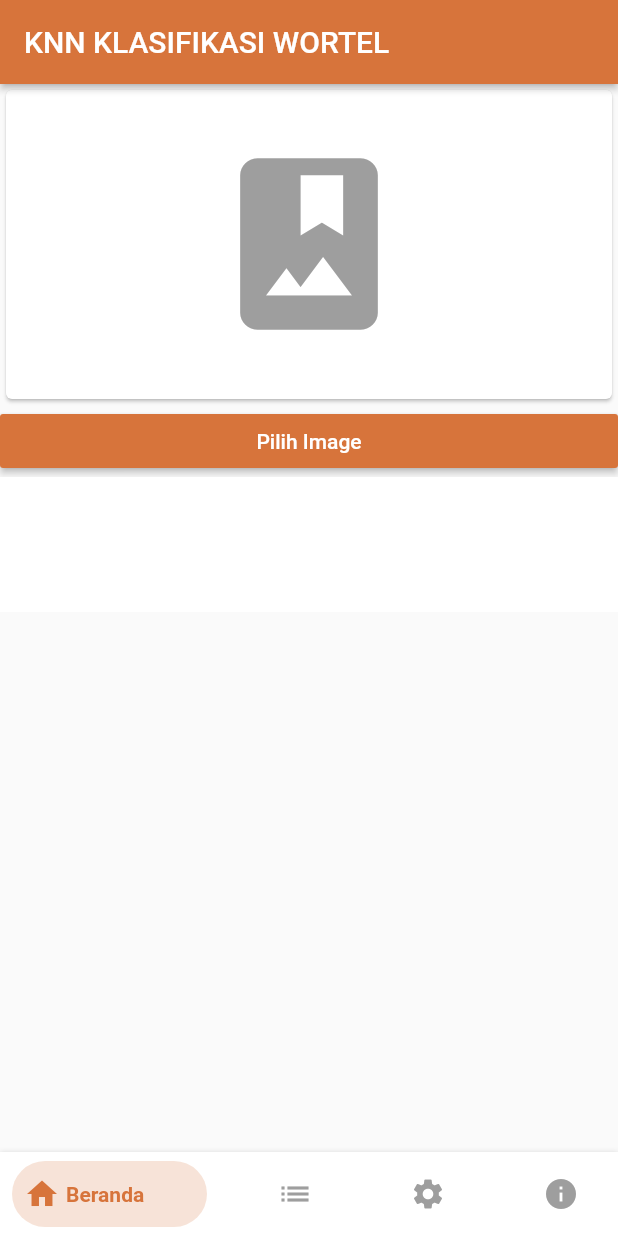
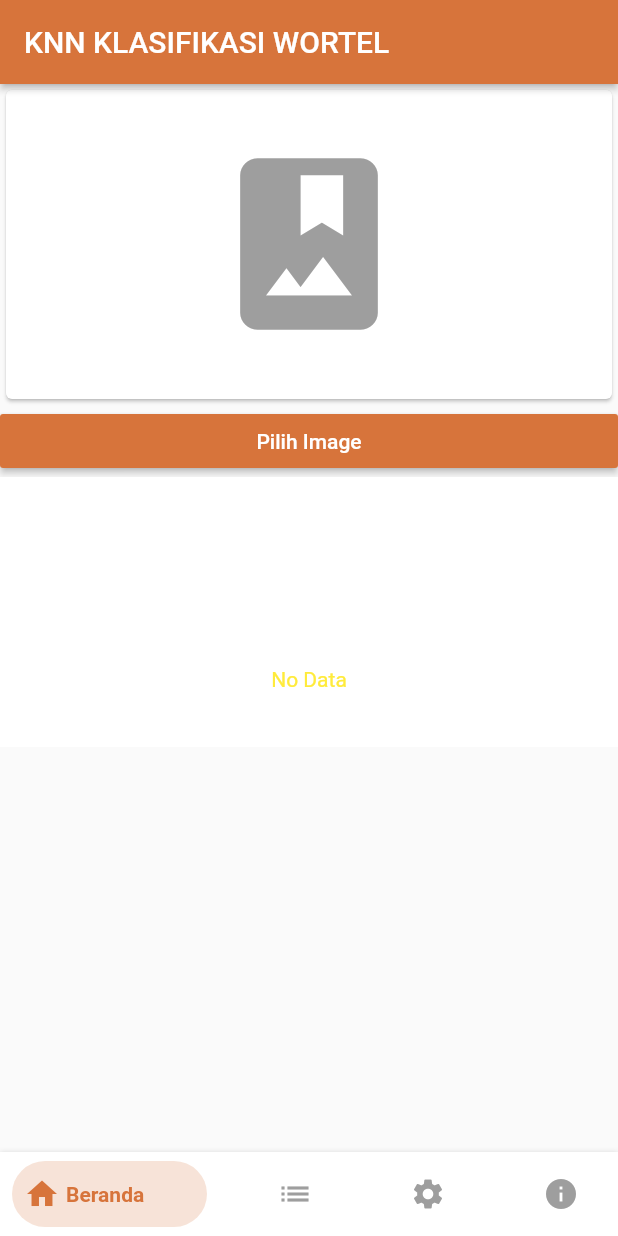
Before and after one commit to dhohirpradana/knn_wortel, a Flutter app: the screen it shows after launch, on a phone screen of 412 x 824 dp. Run offline on Flutter 3.47's test engine with Material 2 defaults, Android fonts, the light colour scheme and no system bars; drawn by our look-alikes of bottom_navy_bar; our stand-ins replace get, get_storage, image_cropper, image_picker, palette_generator.

Commit message:
fix color

```diff
--- a/lib/getx/knn.dart
+++ b/lib/getx/knn.dart
@@ -5,9 +5,10 @@ import 'package:get/get.dart';
 import 'package:get_storage/get_storage.dart';
 import 'package:knn_wortel/data/data_training.dart';
 import 'package:palette_generator/palette_generator.dart';
+import 'knn_kualitas.dart';
 
 class KNNController extends GetxController {
-  // final knnKualitasController = Get.put(KNNKualitasController());
+  final knnKualitasController = Get.put(KNNKualitasController());
   final box = GetStorage();
   List knn = [];
   void hitungKNN(PaletteGenerator paletteGenerator) {
@@ -40,7 +41,7 @@ class KNNController extends GetxController {
     knn = edList;
     update();
     Navigator.of(Get.overlayContext!).pop();
-    // knnKualitasController.getKualitas(edList);
+    knnKualitasController.getKualitas(edList);
     box.write('knn', knn);
   }
 
--- a/lib/pages/home_page.dart
+++ b/lib/pages/home_page.dart
@@ -228,12 +228,35 @@ class HomePage extends StatelessWidget {
             builder: (_) => Container(
               height: 90,
               color: (paletteController.paletteGenerator != null)
+                  ? (paletteController.paletteGenerator!.dominantColor != null)
+                      ? paletteController.paletteGenerator!.dominantColor!.color
+                      : paletteController
+                          .paletteGenerator!.darkVibrantColor!.color
+                  : Colors.white,
+            ),
+          ),
+          GetBuilder<PaletteController>(
+            builder: (_) => Container(
+              height: 90,
+              color: (paletteController.paletteGenerator != null)
                   ? (paletteController.paletteGenerator!.darkMutedColor != null)
                       ? paletteController
                           .paletteGenerator!.darkMutedColor!.color
                       : paletteController
                           .paletteGenerator!.darkVibrantColor!.color
                   : Colors.white,
+              child: Center(
+                  child: Text(
+                (paletteController.paletteGenerator != null)
+                    ? (paletteController.paletteGenerator!.darkMutedColor !=
+                            null)
+                        ? paletteController
+                            .paletteGenerator!.darkMutedColor!.population
+                            .toString()
+                        : '0'
+                    : 'No Data',
+                style: const TextStyle(color: Colors.yellow),
+              )),
             ),
           )
         ],
```
Also changed, not shown: lib/data/data_training.dart (+12 -1 lines), lib/getx/knn_kualitas.dart (added, +40 -0 lines), lib/getx/palette_generator.dart (+7 -3 lines).
